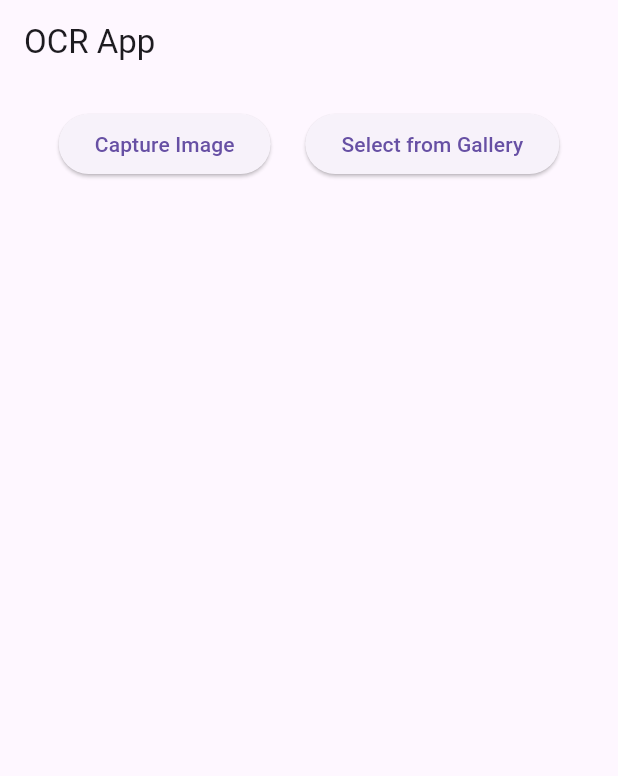
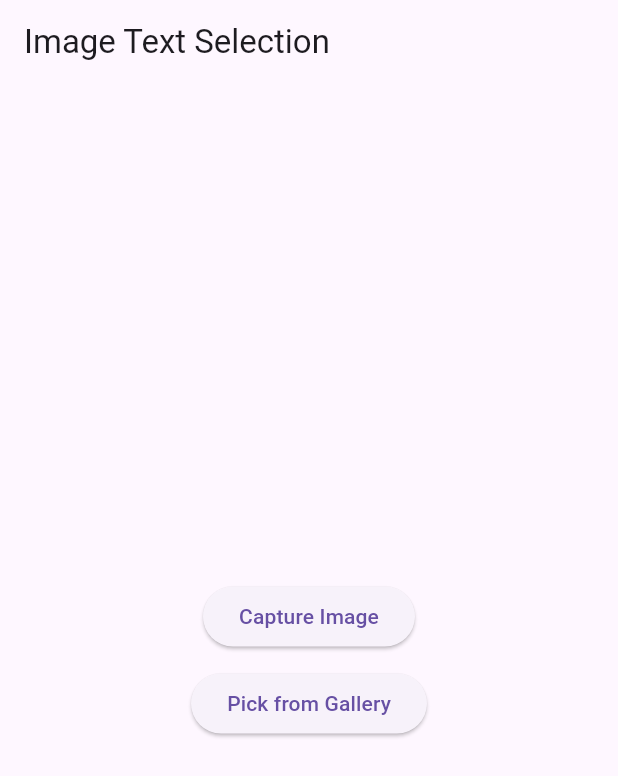
Before and after one commit to harshitkar/ExamEase, a Flutter app: the screen it shows after launch, on a phone screen of 412 x 824 dp. Shown: the top 776 px of the screen. Run offline on Flutter 3.47's test engine with Material 3 defaults, Android fonts, the phone set to English and light mode, and no system bars; our stand-ins replace image_picker; missing offline and left inert: google_ml_kit.

Commit message:
Text selection

```diff
--- a/lib/main.dart
+++ b/lib/main.dart
@@ -1,105 +1,74 @@
+import 'dart:io';
+
 import 'package:flutter/material.dart';
 import 'package:image_picker/image_picker.dart';
-import 'package:google_ml_kit/google_ml_kit.dart';
-import 'dart:io';
+
+import 'ImageTextSelectionPage.dart';
 
 void main() {
   runApp(const MyApp());
 }
 
 class MyApp extends StatelessWidget {
-  const MyApp({Key? key}) : super(key: key);
+  const MyApp({super.key});
 
   @override
   Widget build(BuildContext context) {
     return MaterialApp(
+      debugShowCheckedModeBanner: false,
       title: 'OCR App',
       theme: ThemeData(
         primarySwatch: Colors.blue,
       ),
-      home: const OCRScreen(),
+      home: const HomePage(),
     );
   }
 }
 
-class OCRScreen extends StatefulWidget {
-  const OCRScreen({Key? key}) : super(key: key);
+class HomePage extends StatefulWidget {
+  const HomePage({super.key});
 
   @override
-  _OCRScreenState createState() => _OCRScreenState();
+  State<HomePage> createState() => _HomePageState();
 }
 
-class _OCRScreenState extends State<OCRScreen> {
+class _HomePageState extends State<HomePage> {
+  File? _selectedImage;
   final ImagePicker _picker = ImagePicker();
-  String _extractedText = "";
-  File? _image;
 
   Future<void> _getImage(ImageSource source) async {
-    final XFile? pickedImage = await _picker.pickImage(source: source);
-    if (pickedImage != null) {
+    final XFile? pickedFile = await _picker.pickImage(source: source);
+    if (pickedFile != null) {
       setState(() {
-        _image = File(pickedImage.path);
-        _extractedText = "Extracting text..."; // Show progress
+        _selectedImage = File(pickedFile.path);
       });
-      await _extractTextFromImage(File(pickedImage.path));
+      Navigator.push(
+        context,
+        MaterialPageRoute(
+          builder: (context) => ImageTextSelectionPage(imageFile: _selectedImage!),
+        ),
+      );
     }
-  }
-
-  Future<void> _extractTextFromImage(File image) async {
-    final inputImage = InputImage.fromFile(image);
-    final textRecognizer = GoogleMlKit.vision.textRecognizer();
-    final RecognizedText recognizedText = await textRecognizer.processImage(inputImage);
-    await textRecognizer.close();
-
-    setState(() {
-      _extractedText = recognizedText.text.isNotEmpty
-          ? recognizedText.text
-          : "No text found in the image.";
-    });
   }
 
   @override
   Widget build(BuildContext context) {
     return Scaffold(
       appBar: AppBar(
-        title: const Text('OCR App'),
+        title: const Text('Image Text Selection'),
       ),
-      body: Padding(
-        padding: const EdgeInsets.all(16.0),
+      body: Center(
         child: Column(
-          crossAxisAlignment: CrossAxisAlignment.start,
+          mainAxisAlignment: MainAxisAlignment.center,
           children: [
-            Row(
-              mainAxisAlignment: MainAxisAlignment.spaceEvenly,
-              children: [
-                ElevatedButton(
-                  onPressed: () => _getImage(ImageSource.camera),
-                  child: const Text('Capture Image'),
-                ),
-                ElevatedButton(
-                  onPressed: () => _getImage(ImageSource.gallery),
-                  child: const Text('Select from Gallery'),
-                ),
-              ],
+            ElevatedButton(
+              onPressed: () => _getImage(ImageSource.camera),
+              child: const Text('Capture Image'),
             ),
-            const SizedBox(height: 16),
-            if (_image != null) ...[
-              Center(
-                child: Image.file(
-                  _image!,
-                  height: 200,
-                  fit: BoxFit.cover,
-                ),
-              ),
-              const SizedBox(height: 16),
-            ],
-            Expanded(
-              child: SingleChildScrollView(
-                child: Text(
-                  _extractedText,
-                  style: const TextStyle(fontSize: 16),
-                ),
-              ),
+            const SizedBox(height: 10),
+            ElevatedButton(
+              onPressed: () => _getImage(ImageSource.gallery),
+              child: const Text('Pick from Gallery'),
             ),
           ],
         ),
--- a/pubspec.yaml
+++ b/pubspec.yaml
@@ -32,7 +32,8 @@ dependencies:
     sdk: flutter
   image_picker: ^0.8.7
   google_ml_kit: ^0.13.0
-
+  vector_math: ^2.1.2
+  image: ^3.0.1
 
 
   # The following adds the Cupertino Icons font to your application.
```
Also changed, not shown: lib/ImageTextSelectionPage.dart (added, +194 -0 lines), lib/selection_rectangle.dart (added, +148 -0 lines), pubspec.lock.
